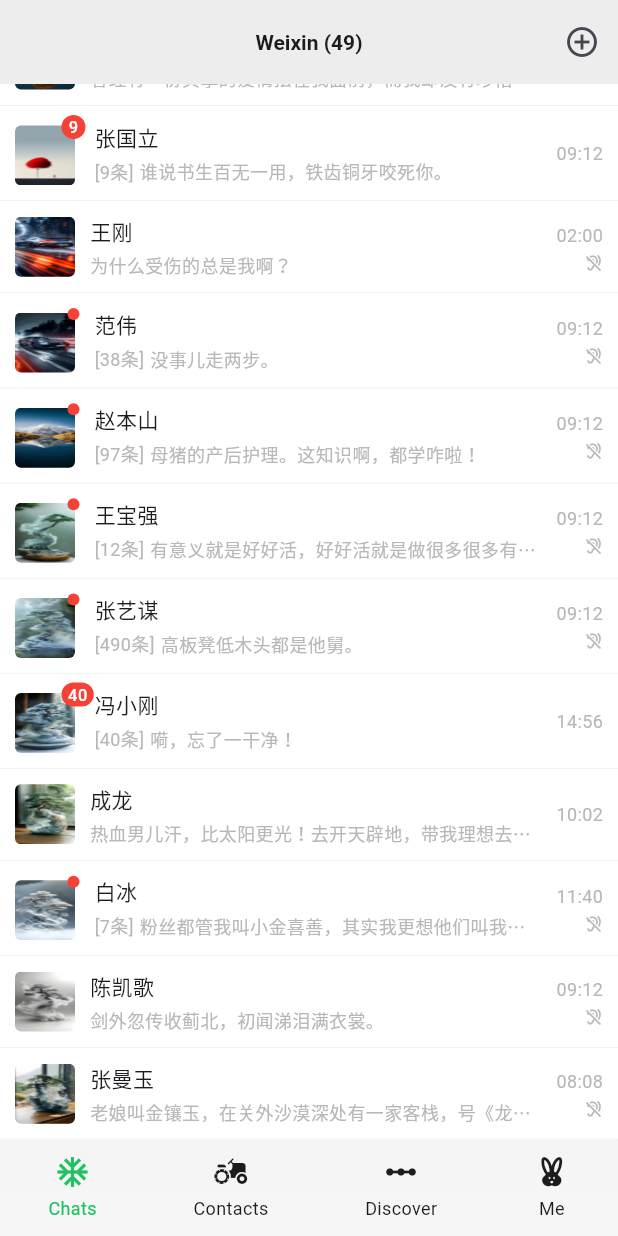
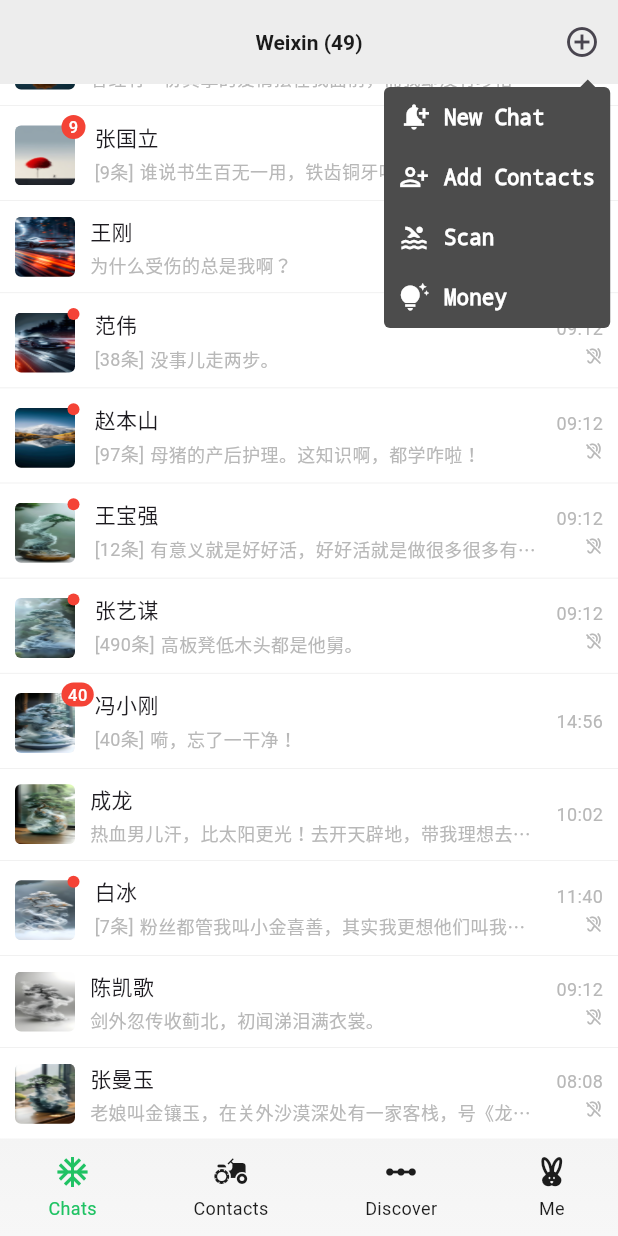
Before and after one commit to git-rylstbam/we_chat_project, a Flutter app: the screen it shows after launch, scrolled down 305 dp, after a tap on the "add circle outline" icon, on a phone screen of 412 x 824 dp. Run offline on Flutter 3.47's test engine with Material 3 defaults, Android fonts, the phone set to English and light mode, and no system bars; our stand-ins replace get; missing offline and left inert: pinyin; Roboto replaces fonts that are missing (PingFang).

Commit message:
add initial operate button.

```diff
--- a/lib/locales/locales.dart
+++ b/lib/locales/locales.dart
@@ -47,6 +47,9 @@
         'official_accounts': '公众号',
         'service_account': '服务号',
         'we_com_contacts': '企业微信联系人',
+        'new_chat': '发起群聊',
+        'add_contacts': '添加朋友',
+        'money': '收付款',
       };
 
   Map<String, String> _buildUSTranslations() => {
@@ -79,5 +82,8 @@
         'official_accounts': 'Official Accounts',
         'service_account': 'Service Account',
         'we_com_contacts': 'WeCom Contacts',
+        'new_chat': 'New Chat',
+        'add_contacts': 'Add Contacts',
+        'money': 'Money',
       };
 }
--- a/lib/pages/home/initial/initial_page.dart
+++ b/lib/pages/home/initial/initial_page.dart
@@ -4,6 +4,7 @@
 import '../../../extensions/list_extensions.dart';
 import '../../../widgets/ec_search_line.dart';
 import 'model.dart';
+import 'widgets/operate_button.dart';
 
 /// CreateDate: 2025/1/6 9:22
 /// Author: Lee
@@ -47,12 +48,7 @@
           ),
         ),
         centerTitle: true,
-        actions: [
-          IconButton(
-            onPressed: () {},
-            icon: const Icon(Icons.add_circle_outline),
-          ),
-        ],
+        actions: const [OperateButton()],
       ),
       body: ListView(
         physics: const BouncingScrollPhysics(),
--- a/lib/pages/home/initial/model.dart
+++ b/lib/pages/home/initial/model.dart
@@ -1,3 +1,5 @@
+import 'package:flutter/material.dart';
+
 import '../../../utils/icon_util.dart';
 
 /// CreateDate: 2025/1/7 15:35
@@ -141,3 +143,17 @@
     dnd: true,
   ),
 ];
+
+class OperationEntity {
+  const OperationEntity({this.icon, this.title});
+
+  final IconData? icon;
+  final String? title;
+}
+
+const operations = [
+  OperationEntity(icon: Icons.notification_add, title: 'new_chat'),
+  OperationEntity(icon: Icons.person_add_alt, title: 'add_contacts'),
+  OperationEntity(icon: Icons.pool, title: 'scan'),
+  OperationEntity(icon: Icons.tips_and_updates, title: 'money'),
+];
--- /dev/null
+++ b/lib/pages/home/initial/widgets/operate_button.dart
@@ -0,0 +1,141 @@
+import 'package:flutter/material.dart';
+import 'package:get/get.dart';
+
+import '../../../../extensions/list_extensions.dart';
+import '../model.dart';
+
+/// CreateDate: 2025/1/7 17:20
+/// Author: Lee
+/// Description:
+
+class OperateButton extends StatefulWidget {
+  const OperateButton({super.key});
+
+  @override
+  State<OperateButton> createState() => _OperateButtonState();
+}
+
+class _OperateButtonState extends State<OperateButton> {
+  final _key = GlobalKey();
+
+  OverlayEntry? _overlayEntry;
+
+  @override
+  void dispose() {
+    _overlayEntry?.remove();
+    _overlayEntry?.dispose();
+    _overlayEntry = null;
+    super.dispose();
+  }
+
+  @override
+  Widget build(BuildContext context) => IconButton(
+        key: _key,
+        onPressed: _showOperations,
+        splashColor: Colors.transparent,
+        highlightColor: Colors.transparent,
+        focusColor: Colors.transparent,
+        hoverColor: Colors.transparent,
+        icon: const Icon(Icons.add_circle_outline),
+      );
+
+  void _showOperations() {
+    _overlayEntry = _createOverlayEntry();
+    Overlay.of(context).insert(_overlayEntry!);
+  }
+
+  OverlayEntry _createOverlayEntry() {
+    final render = (_key.currentContext?.findRenderObject())! as RenderBox;
+    final size = render.size;
+    final position = render.localToGlobal(Offset.zero);
+    return OverlayEntry(
+      builder: (_) => Positioned(
+        left: position.dx - size.width - 60.0,
+        top: position.dy + size.height + 1.0,
+        child: TapRegion(
+          onTapOutside: (_) {
+            _overlayEntry?.remove();
+            _overlayEntry?.dispose();
+            _overlayEntry = null;
+          },
+          child: Column(
+            mainAxisSize: MainAxisSize.min,
+            crossAxisAlignment: CrossAxisAlignment.end,
+            children: [
+              Padding(
+                padding: const EdgeInsets.only(right: 10.0),
+                child: CustomPaint(
+                  painter: _TriangleHeaderPainter(),
+                  size: const Size(10.0, 5.0),
+                ),
+              ),
+              DecoratedBox(
+                decoration: const BoxDecoration(
+                  borderRadius: BorderRadius.all(Radius.circular(4.0)),
+                  color: Color(0xFF4C4C4C),
+                ),
+                child: Column(
+                  mainAxisSize: MainAxisSize.min,
+                  crossAxisAlignment: CrossAxisAlignment.start,
+                  children: operations
+                      .map(_buildOperationItem)
+                      .toList()
+                      .mapWithSeparator(
+                        (e) => const Divider(
+                          height: .2,
+                          thickness: .2,
+                          color: Colors.white,
+                        ),
+                      ),
+                ),
+              ),
+            ],
+          ),
+        ),
+      ),
+    );
+  }
+
+  Widget _buildOperationItem(OperationEntity operation) => GestureDetector(
+        onTap: () {},
+        child: Padding(
+          padding: const EdgeInsets.all(10.0),
+          child: Row(
+            spacing: 10.0,
+            children: [
+              Icon(operation.icon, size: 20.0, color: Colors.white),
+              Text(
+                operation.title?.tr ?? '--',
+                style: const TextStyle(
+                  fontSize: 14.0,
+                  color: Colors.white,
+                  decoration: TextDecoration.none,
+                ),
+              ),
+            ],
+          ),
+        ),
+      );
+}
+
+class _TriangleHeaderPainter extends CustomPainter {
+  @override
+  void paint(Canvas canvas, Size size) {
+    final path = Path()
+      ..moveTo(size.width / 2, .0)
+      ..lineTo(.0, size.height)
+      ..lineTo(size.width, size.height)
+      ..close();
+    canvas.drawPath(
+      path,
+      Paint()
+        ..color = const Color(0xFF4C4C4C)
+        ..isAntiAlias = true
+        ..style = PaintingStyle.fill
+        ..strokeCap = StrokeCap.round,
+    );
+  }
+
+  @override
+  bool shouldRepaint(_TriangleHeaderPainter oldDelegate) => false;
+}
```
